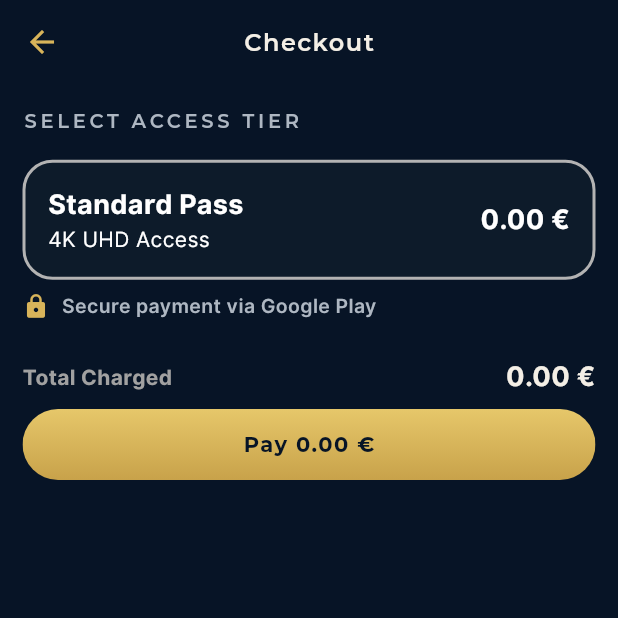
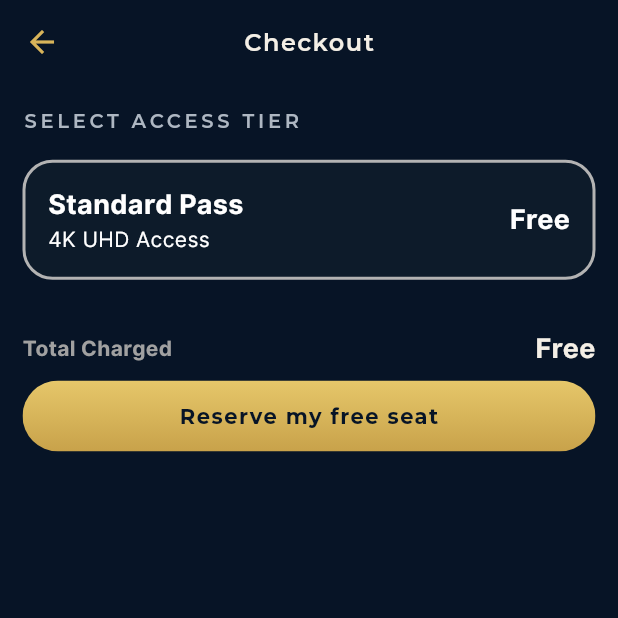
Before and after one commit to Elpadrino971/Eliv, a Flutter app: the CheckOutScreen screen opened directly with empty values, on a phone screen of 412 x 824 dp, the top half of it. Run offline on Flutter 3.47's test engine with Material 3 defaults, Android fonts, the phone set to English and light mode, and no system bars; our stand-ins replace cached_network_image, firebase_core, firebase_messaging, flutter_local_notifications, get, get_storage and 8 more; missing offline and left inert: purchases_flutter, receive_sharing_intent, zego_express_engine, zego_uikit_prebuilt_live_streaming; accounts and stored records are empty; network calls fail.

Commit message:
billets: concert gratuit sans mention de paiement
Sur un concert à 0 € : prix affiché « Gratuit », plus de note « paiement
sécurisé via le store », bouton « Réserver ma place gratuite ».

Co-Authored-By: Claude Fable 5.1 <noreply@anthropic.com>
Claude-Session: https://claude.ai/code/session_01WrgZxWK7AvGb5SDErZU8xh

```diff
--- a/lib/BottomBar/screens/homeScreen/check_out_screen.dart
+++ b/lib/BottomBar/screens/homeScreen/check_out_screen.dart
@@ -49,7 +49,8 @@ class _CheckOutScreenState extends State<CheckOutScreen> {
   // Vrai quand le store ne connaît pas le produit ticket_XX.
   bool _productMissing = false;
 
-  String get _fallbackPriceLabel => '${_ticketPrice.toStringAsFixed(2)} €';
+  // « Gratuit » pour un concert à 0 € (jamais « 0.00 € »).
+  String get _fallbackPriceLabel => priceLabel(widget.event.ticketPrice);
   String get _priceLabel => _storePrice ?? _fallbackPriceLabel;
 
   /// Android : aucun produit billet n'existe encore sur Google Play -> on
@@ -359,6 +360,8 @@ class _CheckOutScreenState extends State<CheckOutScreen> {
               height(0.01),
 
               // Paiement du billet par ACHAT IN-APP (App Store / Google Play).
+              // Concert gratuit : aucun paiement, donc pas de mention de store.
+              if (_ticketPrice > 0)
               Row(
                 children: [
                   const Icon(Icons.lock_rounded, color: goldPrimary, size: 18),
@@ -412,7 +415,9 @@ class _CheckOutScreenState extends State<CheckOutScreen> {
                     _androidUnavailableNote()
                   else
                     MyButton(
-                      label: _storePrice != null
+                      label: _ticketPrice <= 0
+                          ? 'checkout_reserve_free'.tr
+                          : _storePrice != null
                           ? 'checkout_pay_amount'.trParams({
                               'price': _storePrice!,
                             })
--- a/lib/Global/translations/zone_common.dart
+++ b/lib/Global/translations/zone_common.dart
@@ -7,6 +7,7 @@ const Map<String, Map<String, String>> commonTranslations = {
     'common_warning': 'Warning',
     'common_continue': 'Continue',
     'common_free': 'Free',
+    'checkout_reserve_free': 'Reserve my free seat',
     'common_yes': 'Yes',
     'common_no': 'No',
     'common_loading': 'Loading',
@@ -147,6 +148,7 @@ const Map<String, Map<String, String>> commonTranslations = {
     'common_warning': 'Attention',
     'common_continue': 'Continuer',
     'common_free': 'Gratuit',
+    'checkout_reserve_free': 'Réserver ma place gratuite',
     'common_yes': 'Oui',
     'common_no': 'Non',
     'common_loading': 'Chargement',
@@ -287,6 +289,7 @@ const Map<String, Map<String, String>> commonTranslations = {
     'common_warning': 'Atención',
     'common_continue': 'Continuar',
     'common_free': 'Gratis',
+    'checkout_reserve_free': 'Reservar mi plaza gratis',
     'common_yes': 'Sí',
     'common_no': 'No',
     'common_loading': 'Cargando',
@@ -389,6 +392,7 @@ const Map<String, Map<String, String>> commonTranslations = {
     'common_warning': 'Attenzione',
     'common_continue': 'Continua',
     'common_free': 'Gratis',
+    'checkout_reserve_free': 'Prenota il mio posto gratuito',
     'common_yes': 'Sì',
     'common_no': 'No',
     'common_loading': 'Caricamento',
@@ -491,6 +495,7 @@ const Map<String, Map<String, String>> commonTranslations = {
     'common_warning': 'Achtung',
     'common_continue': 'Weiter',
     'common_free': 'Kostenlos',
+    'checkout_reserve_free': 'Meinen Gratisplatz reservieren',
     'common_yes': 'Ja',
     'common_no': 'Nein',
     'common_loading': 'Wird geladen',
@@ -593,6 +598,7 @@ const Map<String, Map<String, String>> commonTranslations = {
     'common_warning': 'Atenção',
     'common_continue': 'Continuar',
     'common_free': 'Grátis',
+    'checkout_reserve_free': 'Reservar meu lugar grátis',
     'common_yes': 'Sim',
     'common_no': 'Não',
     'common_loading': 'A carregar',
@@ -695,6 +701,7 @@ const Map<String, Map<String, String>> commonTranslations = {
     'common_warning': '注意',
     'common_continue': '继续',
     'common_free': '免费',
+    'checkout_reserve_free': '预订免费席位',
     'common_yes': '是',
     'common_no': '否',
     'common_loading': '加载中',
@@ -796,6 +803,7 @@ const Map<String, Map<String, String>> commonTranslations = {
     'common_warning': '주의',
     'common_continue': '계속',
     'common_free': '무료',
+    'checkout_reserve_free': '무료 자리 예약',
     'common_yes': '예',
     'common_no': '아니오',
     'common_loading': '불러오는 중',
@@ -897,6 +905,7 @@ const Map<String, Map<String, String>> commonTranslations = {
     'common_warning': '注意',
     'common_continue': '続ける',
     'common_free': '無料',
+    'checkout_reserve_free': '無料の席を予約',
     'common_yes': 'はい',
     'common_no': 'いいえ',
     'common_loading': '読み込み中',
@@ -998,6 +1007,7 @@ const Map<String, Map<String, String>> commonTranslations = {
     'common_warning': 'تنبيه',
     'common_continue': 'متابعة',
     'common_free': 'مجاني',
+    'checkout_reserve_free': 'احجز مقعدي المجاني',
     'common_yes': 'نعم',
     'common_no': 'لا',
     'common_loading': 'جارٍ التحميل',
@@ -1099,6 +1109,7 @@ const Map<String, Map<String, String>> commonTranslations = {
     'common_warning': 'चेतावनी',
     'common_continue': 'जारी रखें',
     'common_free': 'मुफ़्त',
+    'checkout_reserve_free': 'मेरी मुफ़्त सीट बुक करें',
     'common_yes': 'हाँ',
     'common_no': 'नहीं',
     'common_loading': 'लोड हो रहा है',
@@ -1201,6 +1212,7 @@ const Map<String, Map<String, String>> commonTranslations = {
     'common_warning': 'Внимание',
     'common_continue': 'Продолжить',
     'common_free': 'Бесплатно',
+    'checkout_reserve_free': 'Забронировать бесплатное место',
     'common_yes': 'Да',
     'common_no': 'Нет',
     'common_loading': 'Загрузка',
```
